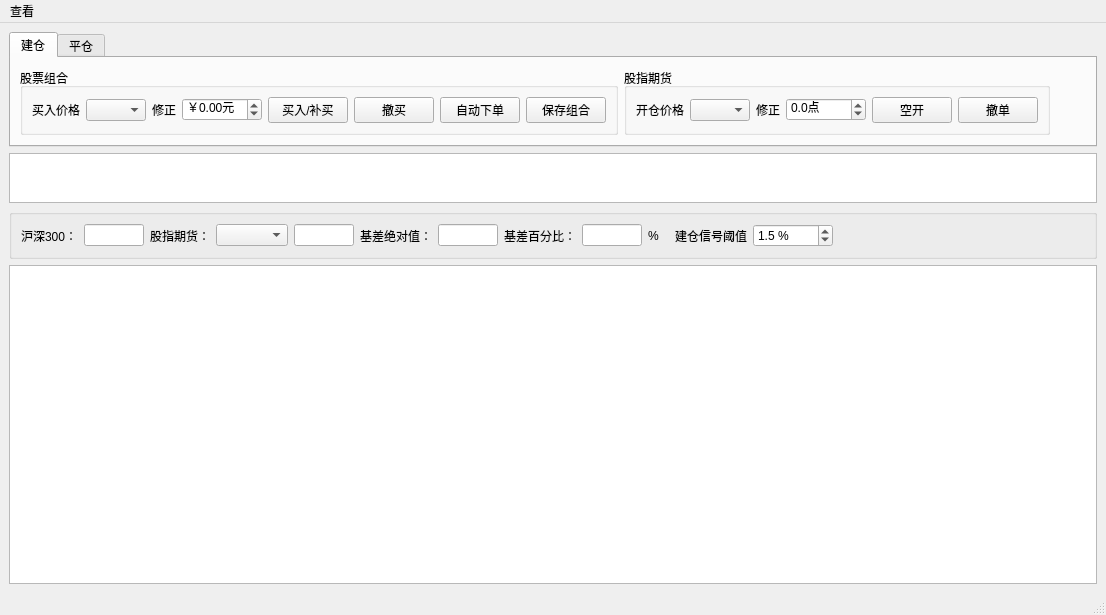
Above: dev/easytrader/tradeui.ui from unit-xx/xfiles before the change. Below: the same form after it.
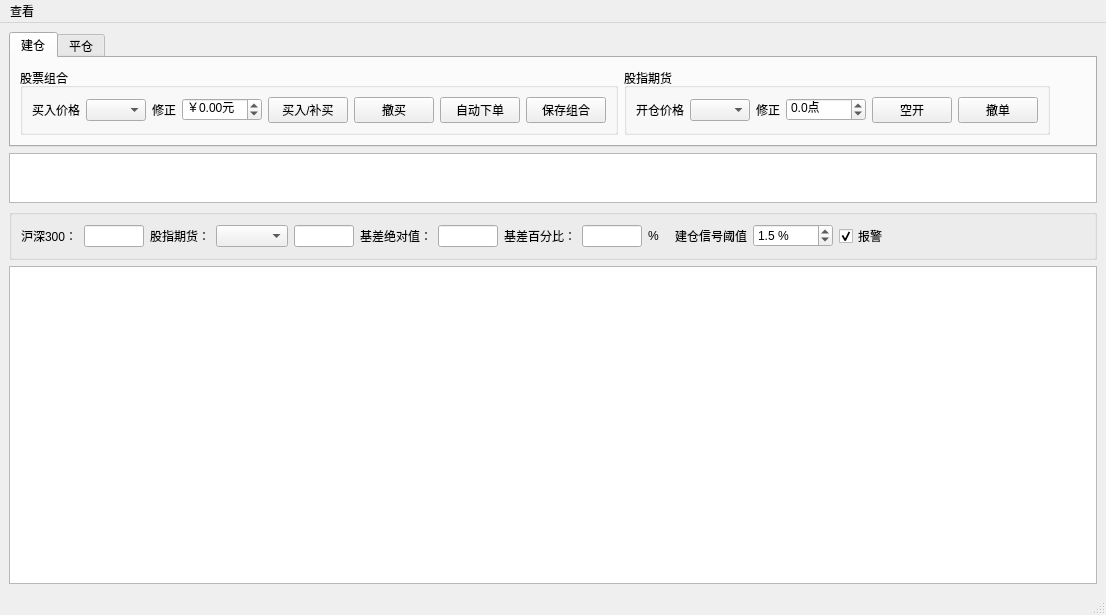
That is the form after the change.

Patch:
```diff
--- a/dev/easytrader/tradeui.ui
+++ b/dev/easytrader/tradeui.ui
@@ -637,7 +637,7 @@
          </property>
         </widget>
        </item>
-       <item row="0" column="12">
+       <item row="0" column="13">
         <spacer name="horizontalSpacer_3">
          <property name="orientation">
           <enum>Qt::Horizontal</enum>
@@ -769,6 +769,16 @@
          </property>
         </widget>
        </item>
+       <item row="0" column="12">
+        <widget class="QCheckBox" name="playsignalchk">
+         <property name="text">
+          <string>报警</string>
+         </property>
+         <property name="checked">
+          <bool>true</bool>
+         </property>
+        </widget>
+       </item>
       </layout>
      </widget>
     </item>
```
Left out of the diff: 2 changed lines with no effect on the pictures.
